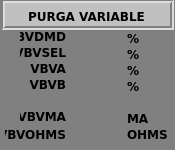
First picture: the form in Martin/Qt/SiTTuGAs/A1-Turbina/wpurgav.ui, repository mbravod/aeros, before the edit.
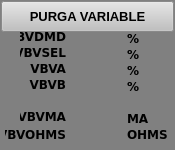
Second picture: the form after the edit.

```diff
--- a/Martin/Qt/SiTTuGAs/A1-Turbina/wpurgav.ui
+++ b/Martin/Qt/SiTTuGAs/A1-Turbina/wpurgav.ui
@@ -223,61 +223,6 @@
     <string>OHMS</string>
    </property>
   </widget>
-  <widget class="QFrame" name="frame">
-   <property name="geometry">
-    <rect>
-     <x>1</x>
-     <y>-1</y>
-     <width>173</width>
-     <height>31</height>
-    </rect>
-   </property>
-   <property name="styleSheet">
-    <string notr="true">background-color: rgb(192, 192, 192);</string>
-   </property>
-   <property name="frameShape">
-    <enum>QFrame::Box</enum>
-   </property>
-   <property name="frameShadow">
-    <enum>QFrame::Sunken</enum>
-   </property>
-   <property name="lineWidth">
-    <number>2</number>
-   </property>
-   <widget class="QLabel" name="lbPugaVarT">
-    <property name="geometry">
-     <rect>
-      <x>10</x>
-      <y>7</y>
-      <width>151</width>
-      <height>20</height>
-     </rect>
-    </property>
-    <property name="font">
-     <font>
-      <family>Verdana</family>
-      <pointsize>9</pointsize>
-      <weight>75</weight>
-      <bold>true</bold>
-     </font>
-    </property>
-    <property name="frameShape">
-     <enum>QFrame::NoFrame</enum>
-    </property>
-    <property name="frameShadow">
-     <enum>QFrame::Plain</enum>
-    </property>
-    <property name="lineWidth">
-     <number>1</number>
-    </property>
-    <property name="text">
-     <string>PURGA VARIABLE</string>
-    </property>
-    <property name="alignment">
-     <set>Qt::AlignCenter</set>
-    </property>
-   </widget>
-  </widget>
   <widget class="QLabel" name="lbVbvselT">
    <property name="geometry">
     <rect>
@@ -495,6 +440,29 @@
     <string/>
    </property>
   </widget>
+  <widget class="QPushButton" name="btCerrar">
+   <property name="geometry">
+    <rect>
+     <x>1</x>
+     <y>1</y>
+     <width>173</width>
+     <height>31</height>
+    </rect>
+   </property>
+   <property name="font">
+    <font>
+     <pointsize>10</pointsize>
+     <weight>75</weight>
+     <bold>true</bold>
+    </font>
+   </property>
+   <property name="styleSheet">
+    <string notr="true">background-color: rgb(192, 192, 192);</string>
+   </property>
+   <property name="text">
+    <string>PURGA VARIABLE</string>
+   </property>
+  </widget>
   <zorder>lbFondo</zorder>
   <zorder>lbVbvBT</zorder>
   <zorder>lbVbvsel</zorder>
@@ -505,7 +473,6 @@
   <zorder>lbVbvOhms</zorder>
   <zorder>lbVbvBU</zorder>
   <zorder>lbVbvOhmsU</zorder>
-  <zorder>frame</zorder>
   <zorder>lbVbvselT</zorder>
   <zorder>lbVbvselU</zorder>
   <zorder>lbVbvMaT</zorder>
@@ -515,6 +482,7 @@
   <zorder>lbVbvaT</zorder>
   <zorder>lbVbva</zorder>
   <zorder>lbVbvMaU</zorder>
+  <zorder>btCerrar</zorder>
  </widget>
  <resources/>
  <connections/>
```
